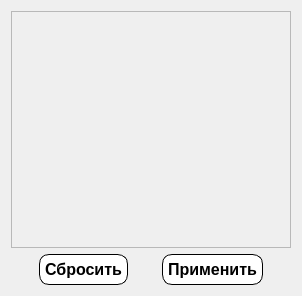
Old version of the form Gui/Filters/Admin/f_credit.ui in the repository MyEdit/Casino_Client.
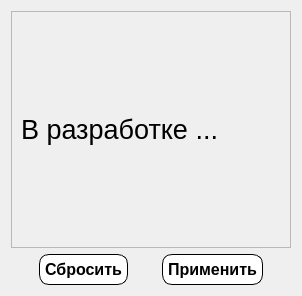
New version of the form.

Diff of the .ui file:
```diff
--- a/Gui/Filters/Admin/f_credit.ui
+++ b/Gui/Filters/Admin/f_credit.ui
@@ -28,7 +28,21 @@
         <height>234</height>
        </rect>
       </property>
-      <layout class="QVBoxLayout" name="verticalLayout_2"/>
+      <layout class="QVBoxLayout" name="verticalLayout_2">
+       <item>
+        <widget class="QLabel" name="label">
+         <property name="font">
+          <font>
+           <family>Segoe UI</family>
+           <pointsize>20</pointsize>
+          </font>
+         </property>
+         <property name="text">
+          <string>В разработке ...</string>
+         </property>
+        </widget>
+       </item>
+      </layout>
      </widget>
     </widget>
    </item>
```
